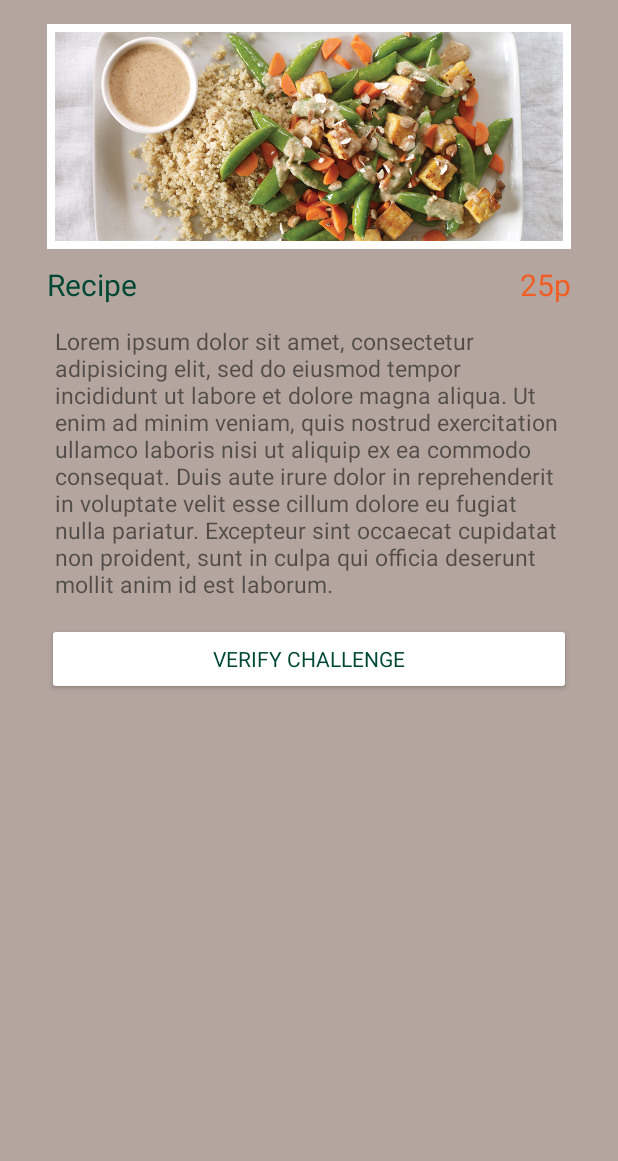
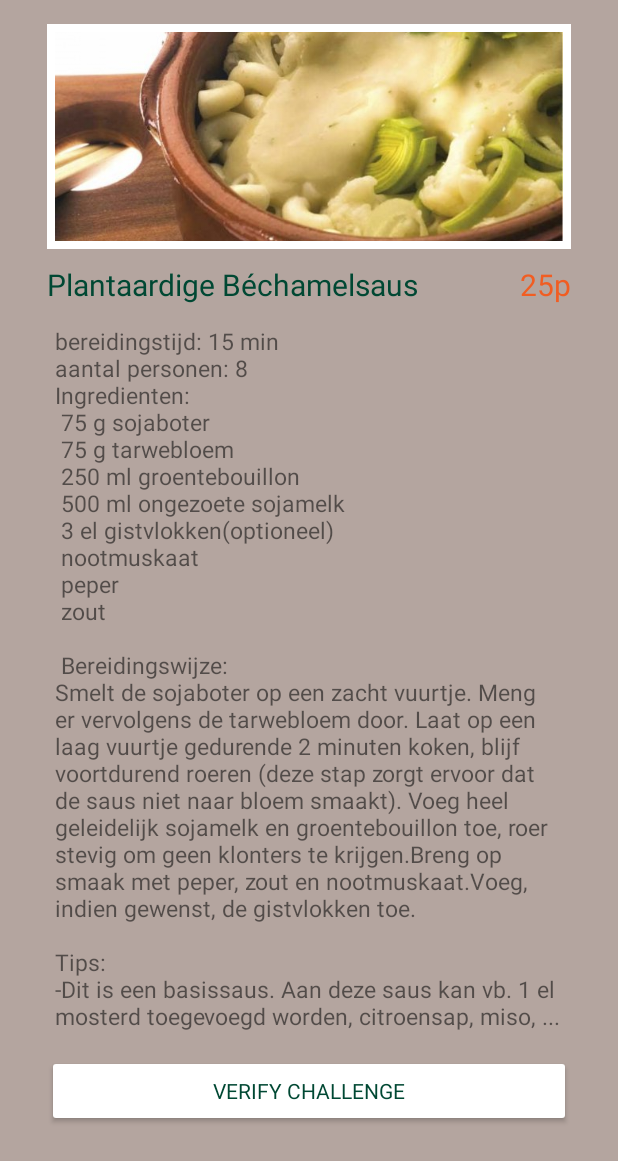
Before and after one commit to Caryntjen/EVA-Android-Group-18, an Android app: the ChallengesActivity screen opened directly, with no data from a screen before it, after a tap on "Recipe", on a phone screen of 412 x 824 dp. Shown: the top 1161 px of the screen. Run offline under Robolectric (Android 15) with nearby library versions, the phone set to English and light mode, and no system bars.

Commit message:
minor UI adjustments + added demo data

```diff
--- a/app/src/main/java/com/evavzw/twentyonedayschallenge/challenges/ChallengeType.java
+++ b/app/src/main/java/com/evavzw/twentyonedayschallenge/challenges/ChallengeType.java
@@ -4,8 +4,8 @@ import com.evavzw.twentyonedayschallenge.R;
 
 public enum ChallengeType {
     SOCIALMEDIA(R.drawable.socialmedia, "Social Media", "Share the love"),
-    RECIPE(R.drawable.recipe, "Recipe", "Follow these easy steps"),
-    PRODUCT(R.drawable.product,"Product","Use this in your day");
+    RECIPE(R.drawable.recipe, "Recipe", "Cook your own bio meal"),
+    PRODUCT(R.drawable.product,"Product", "Use a bio product");
 
     private int resourceId;
     private String title;
--- a/app/src/main/res/layout/challenge_product.xml
+++ b/app/src/main/res/layout/challenge_product.xml
@@ -41,7 +41,7 @@
                 android:adjustViewBounds="true"
                 android:contentDescription="@string/challenge.product.image"
                 android:scaleType="centerCrop"
-                android:src="@drawable/vegetables" />
+                android:src="@drawable/zuivel" />
             </LinearLayout>
 
             <TextView
@@ -103,7 +103,7 @@
                 android:layout_marginLeft="5dp"
                 android:layout_marginRight="5dp"
                 android:layout_marginTop="15dp"
-                android:text="@string/text.defaulttext"
+                android:text="@string/text.producttext"
                 android:textSize="15sp" />
 
             <Button
--- a/app/src/main/res/layout/challenge_recipe.xml
+++ b/app/src/main/res/layout/challenge_recipe.xml
@@ -41,7 +41,7 @@
                 android:adjustViewBounds="true"
                 android:contentDescription="@string/challenge.recipe.image"
                 android:scaleType="centerCrop"
-                android:src="@drawable/vegan" />
+                android:src="@drawable/recipe3" />
             </LinearLayout>
 
             <TextView
@@ -103,7 +103,7 @@
                 android:layout_marginLeft="5dp"
                 android:layout_marginRight="5dp"
                 android:layout_marginTop="15dp"
-                android:text="@string/text.defaulttext"
+                android:text="@string/text.recipetext"
                 android:textSize="15sp" />
 
             <Button
--- a/app/src/main/res/values/strings.xml
+++ b/app/src/main/res/values/strings.xml
@@ -26,6 +26,7 @@
     <string name="registration.male">Male</string>
     <string name="registration.french">French</string>
     <string name="registration.english">English</string>
+    <string name="registration.dutch">Dutch</string>
     <string name="registration.student">Student</string>
     <string name="Next">Next</string>
     <string name="registration.complete">Complete</string>
@@ -38,18 +39,24 @@
     <string name="registration.newsletter">EVA newsletter</string>
     <string name="account.email">E-mail</string>
     <string name="account.birthday">Birthday</string>
-    <string name="account.sex">Sex</string>
+    <string name="account.sex">Gender</string>
     <string name="account.newsletter">Subscribed to Newsletter</string>
     <string name="account.student">Student</string>
     <string name="account.children">Number of children</string>
-    <string name="account.diet">Kind of diet</string>
+    <string name="account.diet">Diet</string>
     <string name="account.language">Language</string>
     <string name="account.invite">Invite a friend</string>
     <string name="registration.kindofdiet">Kind of diet:</string>
     <string name="challenges.currentday">Day </string>
-    <string name="challenge.product.title">Product</string>
+    <string name="challenge.product.title">Biozuivel</string>
 
     <string name="text.defaulttext">Lorem ipsum dolor sit amet, consectetur adipisicing elit, sed do eiusmod tempor incididunt ut labore et dolore magna aliqua. Ut enim ad minim veniam, quis nostrud exercitation ullamco laboris nisi ut aliquip ex ea commodo consequat. Duis aute irure dolor in reprehenderit in voluptate velit esse cillum dolore eu fugiat nulla pariatur. Excepteur sint occaecat cupidatat non proident, sunt in culpa qui officia deserunt mollit anim id est laborum.</string>
+
+    <string name="text.producttext">Gebruik vandaag eens biozuivel. \nHieronder volgen twee voordelen van biozuivel: \nDiervriendelijk: \n\rNet zoals bij de eerder besproken activiteiten in de voedselindustrie waarbij dieren betrokken zijn (zie ook eieren en vlees), moet de biologische zuivelsector meer rekening houden met enkele diervriendelijke maatregelen. Zo moet het aantal koeien per hectare grond beperkt gehouden worden, mogen er geen preventieve geneesmiddelen worden gebruikt en moet hun voeder strikt biologisch geteeld zijn.
+    \n \nGezond: \nTerwijl we bij eieren of vlees geen sluitende gezondheidsvoordelen konden vaststellen, zijn er voor melk wél al verschillende studies uitgevoerd die erop wijzen dat het biologische product daadwerkelijk gezonder is dan de reguliere variant.</string>
+    <string name="text.recipetext">bereidingstijd: 15 min\naantal personen: 8\nIngredienten:\n 75 g sojaboter \n 75 g tarwebloem \n 250 ml groentebouillon \n 500 ml ongezoete sojamelk \n 3 el gistvlokken(optioneel) \n nootmuskaat \n peper \n zout\n\n
+                Bereidingswijze: \nSmelt de sojaboter op een zacht vuurtje. Meng er vervolgens de tarwebloem door. Laat op een laag vuurtje gedurende 2 minuten koken, blijf voortdurend roeren (deze stap zorgt ervoor dat de saus niet naar bloem smaakt). Voeg heel geleidelijk sojamelk en groentebouillon toe, roer stevig om geen klonters te krijgen.Breng op smaak met peper, zout en nootmuskaat.Voeg, indien gewenst, de gistvlokken toe.
+                \n\nTips: \n-Dit is een basissaus. Aan deze saus kan vb. 1 el mosterd toegevoegd worden, citroensap, miso, ...</string>
     <string name="challenge.verify">Verify challenge</string>
     <string name="challenge.product.image">Product Image</string>
     <string name="image.star">Star</string>
@@ -57,7 +64,7 @@
     <string name="activity.product.title">Product Challenge</string>
 
 
-    <string name="challenge.recipe.title">Recipe</string>
+    <string name="challenge.recipe.title">Plantaardige Béchamelsaus</string>
     <string name="challenge.recipe.image">Recipe Image</string>
     <string name="activity.recipe.title">Recipe Challenge</string>
 
@@ -65,7 +72,7 @@
     <string name="challenge.socialmedia.image">Social Media Image</string>
     <string name="activity.socialmedia.title">Social Media Challenge</string>
     <string name="registration.language">Language:</string>
-    <string name="registration.sex">Sex:</string>
+    <string name="registration.sex">Gender:</string>
     <string name="registration.astudent">Are you a student?:</string>
     <string name="registration.subscribe">Subscribe to:</string>
 </resources>
```
Also changed, not shown: app/src/main/res/drawable-nodpi/recipe3.png (added), app/src/main/res/drawable-nodpi/zuivel.png (added), 3 other files.
